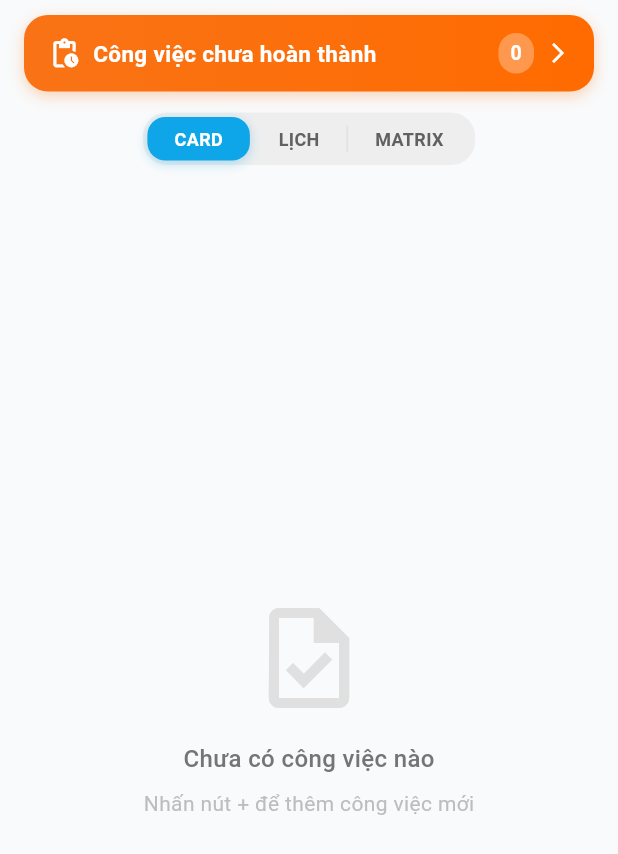
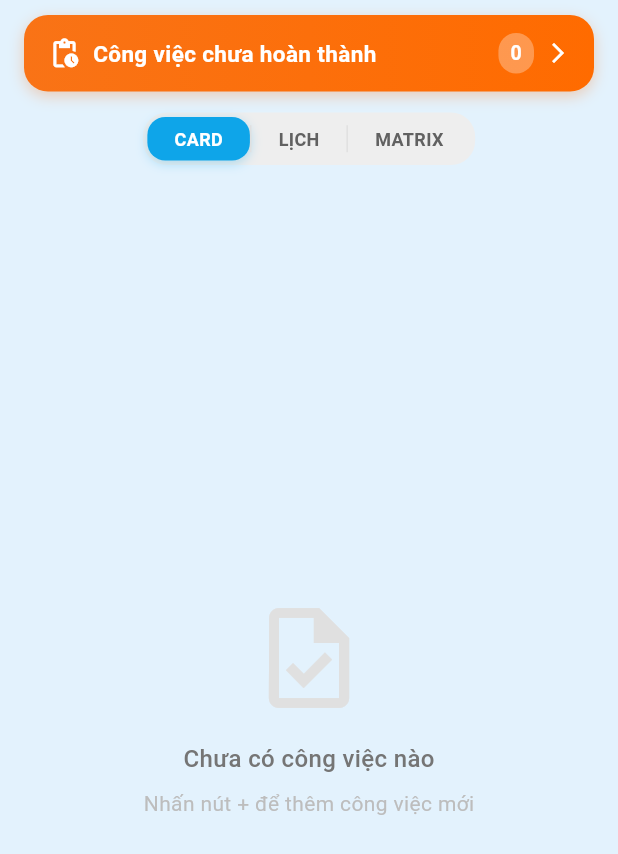
Before and after one commit to phepham22it216/flip, a Flutter app: the TaskListPage screen opened directly, on a phone screen of 412 x 824 dp. Shown: the top 854 px of the screen. Run offline on Flutter 3.47's test engine with Material 3 defaults, Android fonts, the light colour scheme and no system bars; our stand-ins replace firebase_auth, firebase_core, firebase_database, google_sign_in, image_picker, table_calendar; missing offline and left inert: bcrypt; accounts and stored records are empty.

Commit message:
fix background color task

```diff
--- a/lib/features/tasks/screens/task_list_page.dart
+++ b/lib/features/tasks/screens/task_list_page.dart
@@ -38,7 +38,7 @@ class _TaskListPageState extends State<TaskListPage> {
     }
 
     return Scaffold(
-      backgroundColor: AppColors.background,
+      backgroundColor: const Color(0xFFE3F2FD),
       body: SafeArea(
         child: StreamBuilder<List<TaskModel>>(
           stream: _taskService.getTasksByUserId(user.uid),
```
